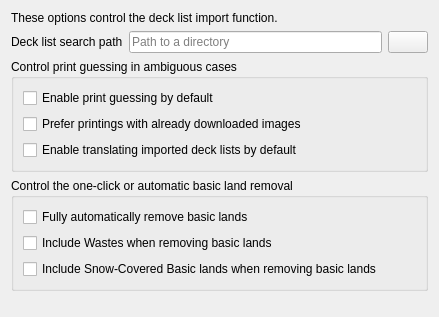
Old version of the form mtg_proxy_printer/resources/ui/settings_window/decklist_import_settings_page.ui in the repository luziferius/MTGProxyPrinter.
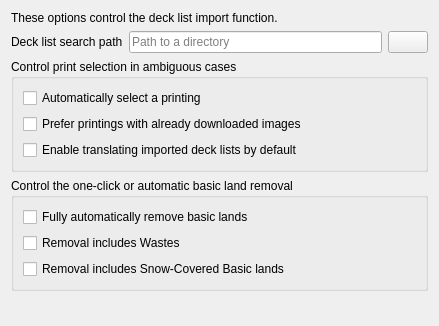
New version of the form. Icons and pictures are not drawn.

Commit message:
Reworded some UI text regarding print guessing, which is replaced with "print selection". Add a few input method hint flags to text fields, where appropriate.
FossilOrigin-Name: a59215f0b1d61cc77c109a2667bf8589863510544ab82a50cc3c13b46d83a7cd

Patch:
```diff
--- a/mtg_proxy_printer/resources/ui/settings_window/decklist_import_settings_page.ui
+++ b/mtg_proxy_printer/resources/ui/settings_window/decklist_import_settings_page.ui
@@ -7,7 +7,7 @@
     <x>0</x>
     <y>0</y>
     <width>439</width>
-    <height>317</height>
+    <height>326</height>
    </rect>
   </property>
   <layout class="QGridLayout" name="gridLayout">
@@ -55,7 +55,7 @@
          <string extracomment="Tooltip">When enabled, treat Wastes like any other basic land</string>
         </property>
         <property name="text">
-         <string>Include Wastes when removing basic lands</string>
+         <string>Removal includes Wastes</string>
         </property>
        </widget>
       </item>
@@ -65,7 +65,7 @@
          <string extracomment="Tooltip">When enabled, treat Snow-Covered basic lands like any other basic land</string>
         </property>
         <property name="text">
-         <string>Include Snow-Covered Basic lands when removing basic lands</string>
+         <string>Removal includes Snow-Covered Basic lands</string>
         </property>
        </widget>
       </item>
@@ -86,7 +86,7 @@
 These options set the default behaviour when encountering ambiguous card</string>
      </property>
      <property name="title">
-      <string>Control print guessing in ambiguous cases</string>
+      <string>Control print selection in ambiguous cases</string>
      </property>
      <property name="checked">
       <bool>false</bool>
@@ -121,7 +121,7 @@
 With some deck list formats, this option is always enabled.</string>
         </property>
         <property name="text">
-         <string>Enable print guessing by default</string>
+         <string>Automatically select a printing</string>
         </property>
        </widget>
       </item>
```
Left out of the diff: 6 changed lines with no effect on the pictures. The commit also changes 7 other files.
